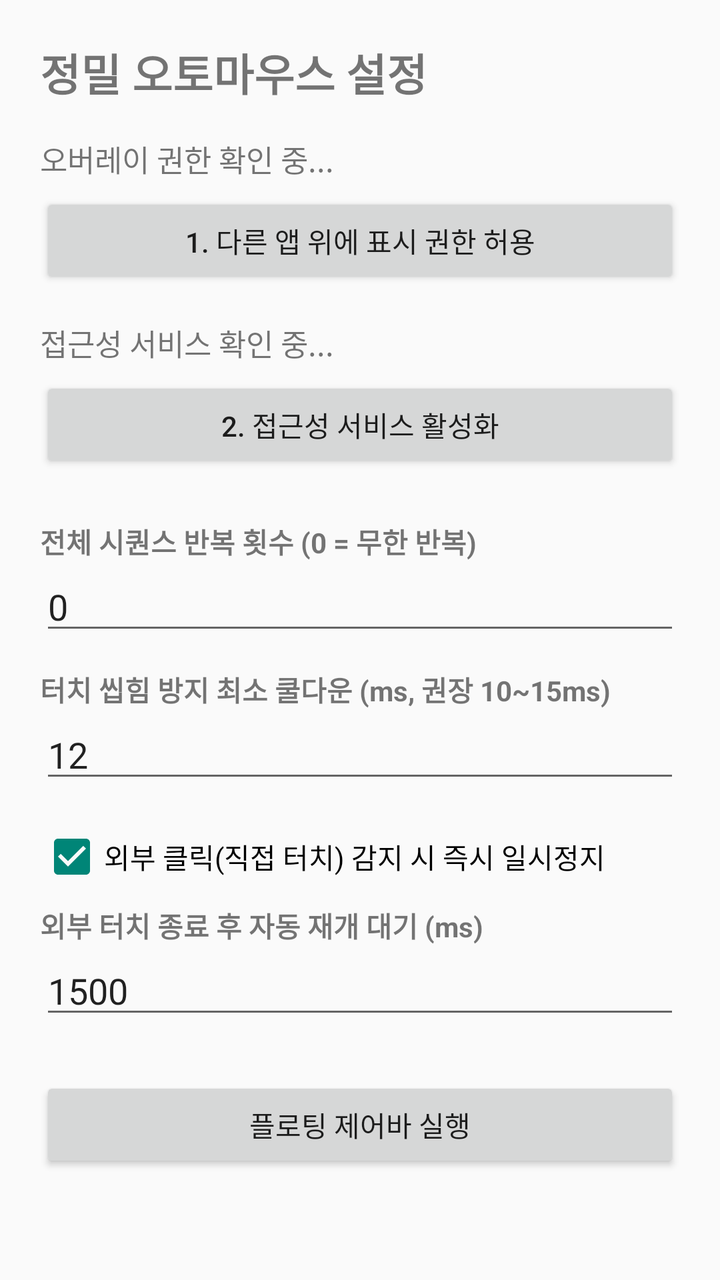
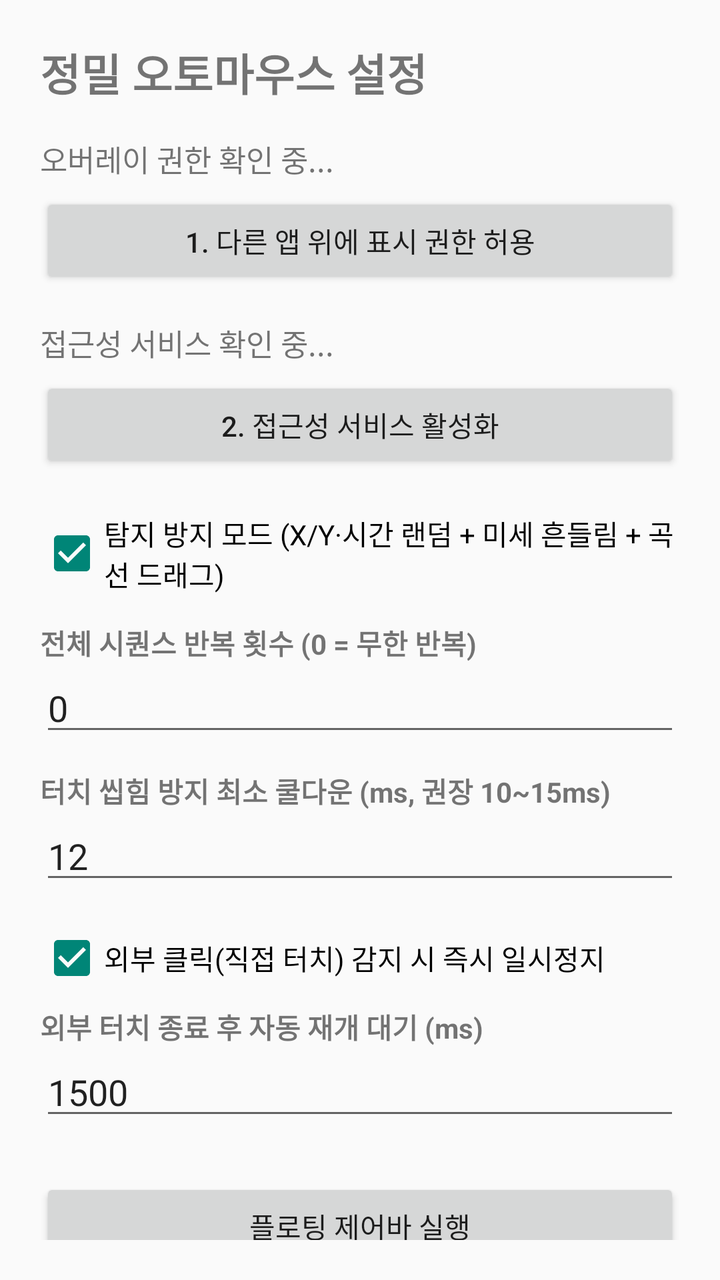

An Android layout rendered at two revisions. The XML below is the earlier revision; the diff shows what the commit changed to produce the second picture.
<!-- AndroidManifest.xml: application theme Theme.AppCompat.Light.DarkActionBar -->
<!-- res/layout/activity_main.xml -->
<?xml version="1.0" encoding="utf-8"?>
<ScrollView xmlns:android="http://schemas.android.com/apk/res/android"
    android:layout_width="match_parent"
    android:layout_height="match_parent"
    android:padding="20dp">

    <LinearLayout
        android:layout_width="match_parent"
        android:layout_height="wrap_content"
        android:orientation="vertical">

        <TextView
            android:layout_width="wrap_content"
            android:layout_height="wrap_content"
            android:text="정밀 오토마우스 설정"
            android:textSize="22sp"
            android:textStyle="bold" />

        <TextView
            android:id="@+id/tvOverlayStatus"
            android:layout_width="match_parent"
            android:layout_height="wrap_content"
            android:layout_marginTop="16dp"
            android:text="오버레이 권한 확인 중..."
            android:textSize="15sp" />

        <Button
            android:id="@+id/btnRequestOverlay"
            android:layout_width="match_parent"
            android:layout_height="wrap_content"
            android:layout_marginTop="6dp"
            android:text="1. 다른 앱 위에 표시 권한 허용" />

        <TextView
            android:id="@+id/tvAccessStatus"
            android:layout_width="match_parent"
            android:layout_height="wrap_content"
            android:layout_marginTop="16dp"
            android:text="접근성 서비스 확인 중..."
            android:textSize="15sp" />

        <Button
            android:id="@+id/btnOpenAccessibility"
            android:layout_width="match_parent"
            android:layout_height="wrap_content"
            android:layout_marginTop="6dp"
            android:text="2. 접근성 서비스 활성화" />

        <TextView
            android:layout_width="wrap_content"
            android:layout_height="wrap_content"
            android:layout_marginTop="24dp"
            android:text="전체 시퀀스 반복 횟수 (0 = 무한 반복)"
            android:textStyle="bold" />

        <EditText
            android:id="@+id/etGlobalCycles"
            android:layout_width="match_parent"
            android:layout_height="wrap_content"
            android:inputType="number"
            android:text="0" />

        <TextView
            android:layout_width="wrap_content"
            android:layout_height="wrap_content"
            android:layout_marginTop="12dp"
            android:text="터치 씹힘 방지 최소 쿨다운 (ms, 권장 10~15ms)"
            android:textStyle="bold" />

        <EditText
            android:id="@+id/etMinCooldownMs"
            android:layout_width="match_parent"
            android:layout_height="wrap_content"
            android:inputType="number"
            android:text="12" />

        <CheckBox
            android:id="@+id/cbPauseOnExternalTouch"
            android:layout_width="match_parent"
            android:layout_height="wrap_content"
            android:layout_marginTop="16dp"
            android:checked="true"
            android:text="외부 클릭(직접 터치) 감지 시 즉시 일시정지" />

        <TextView
            android:layout_width="wrap_content"
            android:layout_height="wrap_content"
            android:layout_marginTop="8dp"
            android:text="외부 터치 종료 후 자동 재개 대기 (ms)"
            android:textStyle="bold" />

        <EditText
            android:id="@+id/etExternalResumeDelayMs"
            android:layout_width="match_parent"
            android:layout_height="wrap_content"
            android:inputType="number"
            android:text="1500" />

        <Button
            android:id="@+id/btnLaunchOverlay"
            android:layout_width="match_parent"
            android:layout_height="wrap_content"
            android:layout_marginTop="24dp"
            android:text="플로팅 제어바 실행" />
    </LinearLayout>
</ScrollView>
<!-- resources referenced by this layout -->
<resources>

</resources>

<!-- the commit's change to res/layout/activity_main.xml (unified diff, before → after) -->
@@ -46,10 +46,18 @@
             android:layout_marginTop="6dp"
             android:text="2. 접근성 서비스 활성화" />
 
+        <CheckBox
+            android:id="@+id/cbAntiDetection"
+            android:layout_width="match_parent"
+            android:layout_height="wrap_content"
+            android:layout_marginTop="20dp"
+            android:checked="true"
+            android:text="탐지 방지 모드 (X/Y·시간 랜덤 + 미세 흔들림 + 곡선 드래그)" />
+
         <TextView
             android:layout_width="wrap_content"
             android:layout_height="wrap_content"
-            android:layout_marginTop="24dp"
+            android:layout_marginTop="14dp"
             android:text="전체 시퀀스 반복 횟수 (0 = 무한 반복)"
             android:textStyle="bold" />
 
